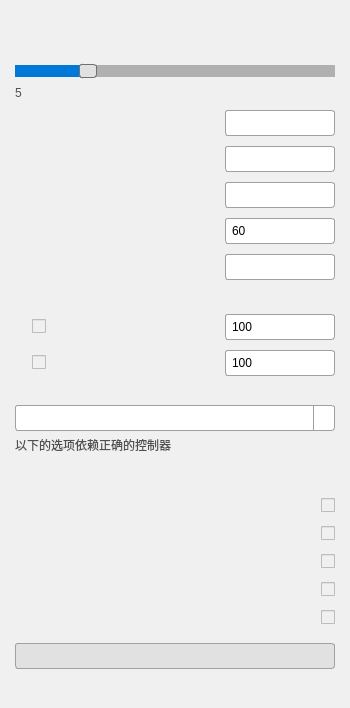
This is src/ui/MainWindow.ui in Dawson924/MouseFlightControl as Qt 5 draws it before an edit. The edited form follows.
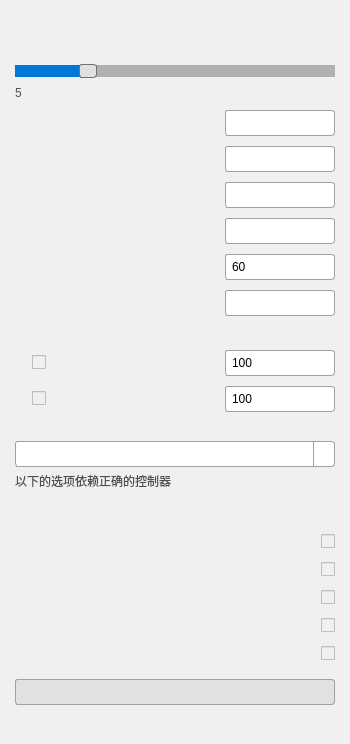
This is the edited form. Icons and pictures are not drawn.

The edit to the form file:
```diff
--- a/src/ui/MainWindow.ui
+++ b/src/ui/MainWindow.ui
@@ -319,6 +319,42 @@
                     </layout>
                 </item>
 
+                <!-- 自由视角回中 -->
+                <item>
+                    <layout class="QHBoxLayout" name="viewCenterLayout">
+                        <property name="spacing">
+                            <number>10</number>
+                        </property>
+                        <item>
+                            <widget class="QLabel" name="viewCenterLabel">
+                                <property name="text">
+                                    <string></string>
+                                </property>
+                            </widget>
+                        </item>
+                        <item>
+                            <spacer>
+                                <property name="orientation">
+                                    <enum>Qt::Horizontal</enum>
+                                </property>
+                                <property name="sizeHint" stdset="0">
+                                    <size>
+                                        <width>40</width>
+                                        <height>20</height>
+                                    </size>
+                                </property>
+                            </spacer>
+                        </item>
+                        <item>
+                            <widget class="QLineEdit" name="viewCenterKey">
+                                <property name="text">
+                                    <string></string>
+                                </property>
+                            </widget>
+                        </item>
+                    </layout>
+                </item>
+
                 <!-- 自由视角fov选项 -->
                 <item>
                     <layout class="QHBoxLayout" name="freelookFovLayout">
```
Left out of the diff: 6 changed lines with no effect on the pictures.
